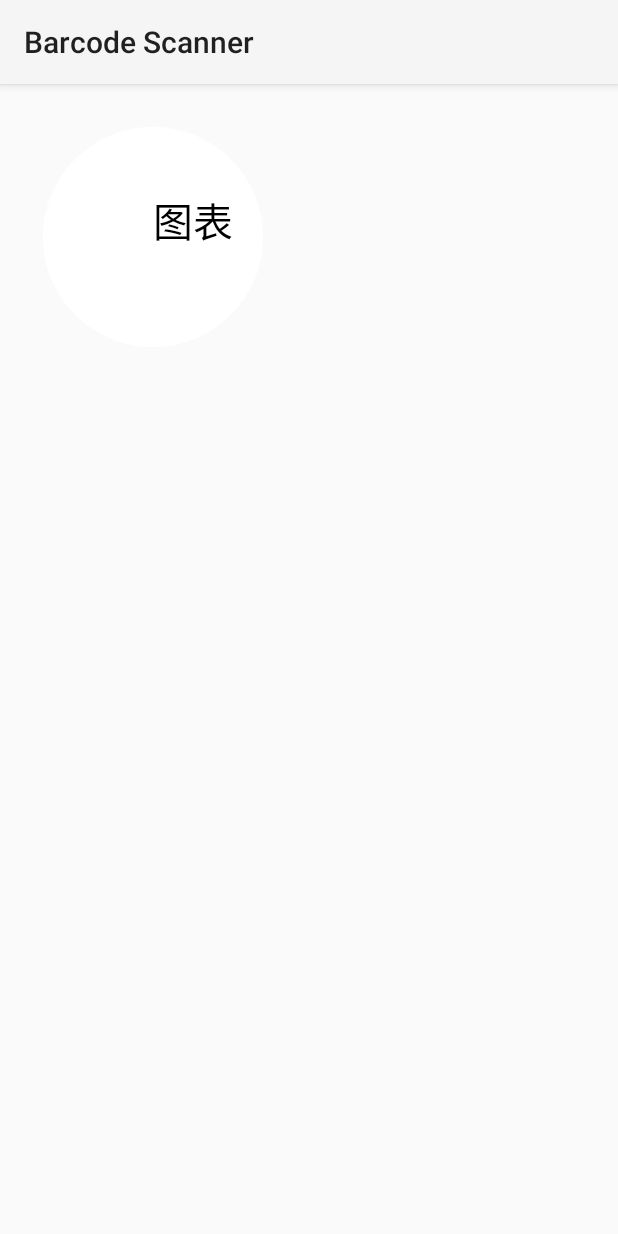
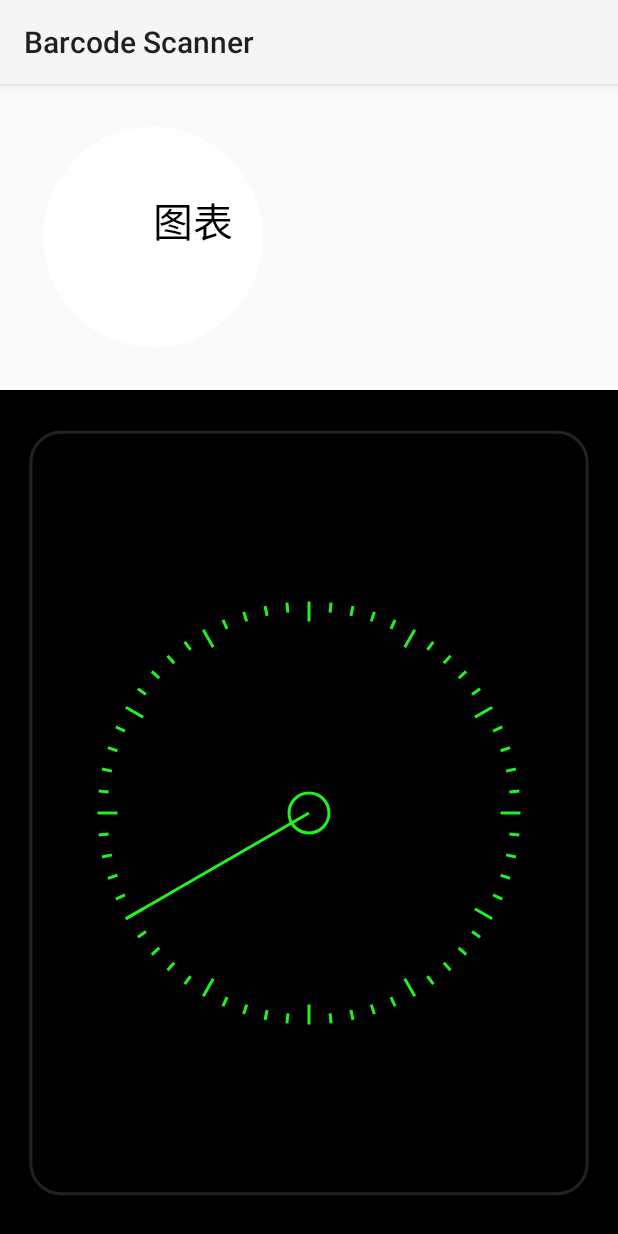
Before and after one commit to Fgfj/Retrofittest, an Android app: the Charttest screen opened directly, with no data from a screen before it, on a phone screen of 412 x 824 dp. Run offline under Robolectric (Android 15) with nearby library versions, the phone set to English and light mode, and no system bars; pictures from the network do not load.

Commit message:
attrs 自定义表盘

```diff
--- /dev/null
+++ b/app/src/main/java/testvh/yz/com/Cirleroundview/ClockView.java
@@ -0,0 +1,106 @@
+package testvh.yz.com.Cirleroundview;
+
+import android.content.Context;
+import android.content.res.TypedArray;
+import android.graphics.Canvas;
+import android.graphics.Paint;
+import android.graphics.Rect;
+import android.graphics.RectF;
+import android.util.AttributeSet;
+import android.view.View;
+
+import testvh.yz.com.retrofittest.R;
+
+/**
+ * 自定义表盘
+ * Created by yz on 2016/12/8.
+ */
+public class ClockView extends View{
+    private Paint panit;
+    private RectF mBounds;
+
+    private float wdith;
+    private float height;
+    private float radius;
+
+    float largeLength;
+    float smallLength;
+
+    //外来表盘颜色 和 宽度
+    private int mBordercolor;
+    private float mBorderwidth;
+
+    public ClockView(Context context) {
+        super(context);
+        init(context,null,0);
+    }
+
+    public ClockView(Context context, AttributeSet attrs) {
+        super(context, attrs);
+        init(context, attrs, 0);
+    }
+    public ClockView(Context context, AttributeSet attrs, int defStyleAttr) {
+        super(context, attrs, defStyleAttr);
+        init(context,attrs,defStyleAttr);
+    }
+    private void init(Context context, AttributeSet attrs, int i) {
+        TypedArray typedArray = context.getTheme().obtainStyledAttributes(attrs, R.styleable.lockview, 0, 0);
+        try {
+            mBordercolor=typedArray.getColor(R.styleable.lockview_border_color,0xff000000);
+            mBorderwidth=typedArray.getDimension(R.styleable.lockview_border_width,12);
+        } catch (Exception e) {
+            typedArray.recycle();
+        }
+        panit=new Paint(Paint.ANTI_ALIAS_FLAG);
+        panit.setStyle(Paint.Style.STROKE);
+        panit.setStrokeWidth(mBorderwidth);
+        panit.setColor(mBordercolor);
+    }
+
+    @Override
+    protected void onSizeChanged(int w, int h, int oldw, int oldh) {
+        super.onSizeChanged(w, h, oldw, oldh);
+        mBounds=new RectF(w,h,oldw,oldh);
+        wdith=mBounds.right-mBounds.left;
+        height=mBounds.bottom-mBounds.top;
+        if(wdith<height){
+            radius=wdith/4;
+        }else {
+            radius=height/4;
+        }
+
+        smallLength=10;
+        largeLength=20;
+    }
+
+    @Override
+    protected void onDraw(Canvas canvas) {
+        super.onDraw(canvas);
+        canvas.drawColor(0xff000000);
+        panit.setColor(0x66555555);
+        canvas.drawRoundRect(new RectF(mBounds.centerX()-(float)0.9*wdith/2, mBounds.centerY() - (float)0.9*height/2, mBounds.centerX() + (float)0.9*wdith/2, mBounds.centerY() + (float)0.9*height/2), 30, 30, panit);
+        panit.setColor(mBordercolor);
+        canvas.drawCircle(mBounds.centerX(),mBounds.centerY(),radius,panit);
+        float start_x,start_y;
+        float end_x,end_y;
+        for(int i=0;i<60;++i){
+            start_x= radius *(float)Math.cos(Math.PI/180 * i * 6);
+            start_y= radius *(float)Math.sin(Math.PI/180 * i * 6);
+            if(i%5==0){
+                end_x = start_x+largeLength*(float)Math.cos(Math.PI / 180 * i * 6);
+                end_y = start_y+largeLength*(float)Math.sin(Math.PI/180 * i * 6);
+            }else{
+                end_x = start_x+smallLength*(float)Math.cos(Math.PI/180 * i * 6);
+                end_y = start_y+smallLength*(float)Math.sin(Math.PI/180 * i * 6);
+            }
+            start_x+=mBounds.centerX();
+            end_x+=mBounds.centerX();
+            start_y+=mBounds.centerY();
+            end_y+=mBounds.centerY();
+            canvas.drawLine(start_x, start_y, end_x, end_y, panit);
+        }
+        canvas.drawCircle(mBounds.centerX(),mBounds.centerY(),20,panit);
+        canvas.rotate(60,mBounds.centerX(),mBounds.centerY());
+        canvas.drawLine(mBounds.centerX(),mBounds.centerY(),mBounds.centerX(),mBounds.centerY()-radius,panit);
+    }
+}
--- a/app/src/main/res/layout/activity_charttest.xml
+++ b/app/src/main/res/layout/activity_charttest.xml
@@ -3,11 +3,16 @@
     xmlns:tools="http://schemas.android.com/tools"
     android:layout_width="match_parent"
     android:layout_height="match_parent"
+    xmlns:app="http://schemas.android.com/apk/res-auto"
     android:orientation="vertical"
     tools:context="testvh.yz.com.Cirleroundview.Charttest">
     <testvh.yz.com.Cirleroundview.ChartView
         android:layout_width="100dp"
         android:layout_height="100dp"
         android:id="@+id/mychartview"/>
-
+    <testvh.yz.com.Cirleroundview.ClockView
+        android:layout_width="wrap_content"
+        android:layout_height="wrap_content"
+        app:border_width="2dp"
+        app:border_color="#ff1ff41f"/>
 </LinearLayout>
--- a/app/src/main/res/values/attrs.xml
+++ b/app/src/main/res/values/attrs.xml
@@ -11,4 +11,9 @@
                 <attr name="border_inside_color" format="color" />
                  <attr name="border_outside_color" format="color"></attr>
     </declare-styleable>
+
+    <declare-styleable name="lockview">
+        <attr name="border_width" format="dimension" />
+        <attr name="border_color" format="color" />
+    </declare-styleable>
 </resources>
```
